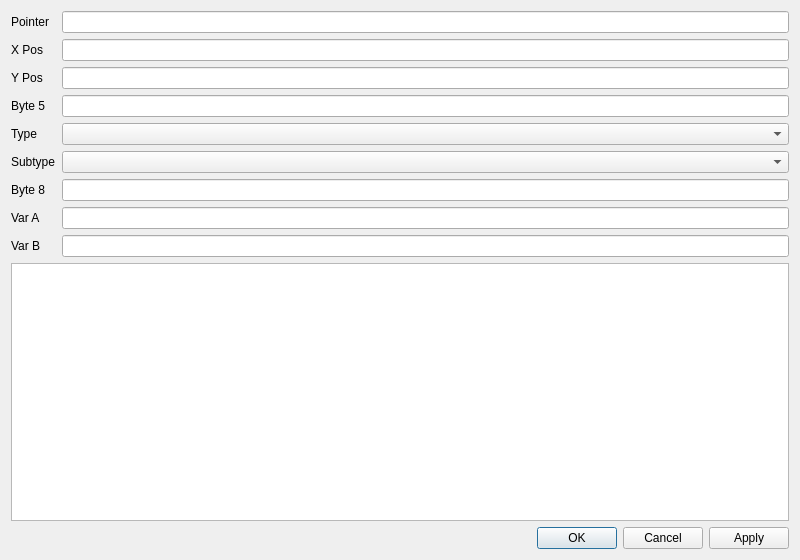
Old version of the form dsvedit/entity_editor.ui in the repository LagoLunatic/DSVEdit.
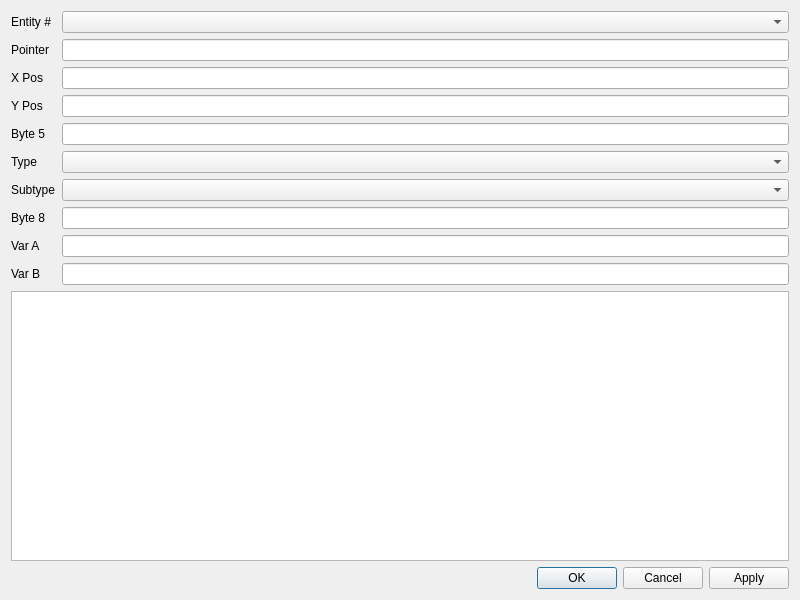
New version of the form.

Commit message: Entity editor: Allow selecting from list of enemies in the room

```diff
--- a/dsvedit/entity_editor.ui
+++ b/dsvedit/entity_editor.ui
@@ -7,7 +7,7 @@
     <x>0</x>
     <y>0</y>
     <width>800</width>
-    <height>560</height>
+    <height>600</height>
    </rect>
   </property>
   <property name="windowTitle">
@@ -19,96 +19,106 @@
      <property name="fieldGrowthPolicy">
       <enum>QFormLayout::AllNonFixedFieldsGrow</enum>
      </property>
-     <item row="3" column="0">
+     <item row="4" column="0">
       <widget class="QLabel" name="label">
        <property name="text">
         <string>Byte 5</string>
        </property>
       </widget>
      </item>
-     <item row="3" column="1">
+     <item row="4" column="1">
       <widget class="QLineEdit" name="byte_5"/>
      </item>
-     <item row="4" column="0">
+     <item row="5" column="0">
       <widget class="QLabel" name="label_2">
        <property name="text">
         <string>Type</string>
        </property>
       </widget>
      </item>
-     <item row="4" column="1">
+     <item row="5" column="1">
       <widget class="QComboBox" name="type"/>
      </item>
-     <item row="5" column="0">
+     <item row="6" column="0">
       <widget class="QLabel" name="label_3">
        <property name="text">
         <string>Subtype</string>
        </property>
       </widget>
      </item>
-     <item row="5" column="1">
+     <item row="6" column="1">
       <widget class="QComboBox" name="subtype"/>
      </item>
-     <item row="6" column="0">
+     <item row="7" column="0">
       <widget class="QLabel" name="label_4">
        <property name="text">
         <string>Byte 8</string>
        </property>
       </widget>
      </item>
-     <item row="6" column="1">
+     <item row="7" column="1">
       <widget class="QLineEdit" name="byte_8"/>
      </item>
-     <item row="7" column="0">
+     <item row="8" column="0">
       <widget class="QLabel" name="label_5">
        <property name="text">
         <string>Var A</string>
        </property>
       </widget>
      </item>
-     <item row="7" column="1">
+     <item row="8" column="1">
       <widget class="QLineEdit" name="var_a"/>
      </item>
-     <item row="8" column="0">
+     <item row="9" column="0">
       <widget class="QLabel" name="label_6">
        <property name="text">
         <string>Var B</string>
        </property>
       </widget>
      </item>
-     <item row="8" column="1">
+     <item row="9" column="1">
       <widget class="QLineEdit" name="var_b"/>
      </item>
-     <item row="1" column="0">
+     <item row="2" column="0">
       <widget class="QLabel" name="label_7">
        <property name="text">
         <string>X Pos</string>
        </property>
       </widget>
      </item>
-     <item row="2" column="0">
+     <item row="3" column="0">
       <widget class="QLabel" name="label_8">
        <property name="text">
         <string>Y Pos</string>
        </property>
       </widget>
      </item>
-     <item row="0" column="0">
+     <item row="1" column="0">
       <widget class="QLabel" name="label_9">
        <property name="text">
         <string>Pointer</string>
        </property>
       </widget>
      </item>
-     <item row="0" column="1">
-      <widget class="QLineEdit" name="pointer"/>
-     </item>
      <item row="1" column="1">
-      <widget class="QLineEdit" name="x_pos"/>
+      <widget class="QLineEdit" name="pointer"/>
      </item>
      <item row="2" column="1">
+      <widget class="QLineEdit" name="x_pos"/>
+     </item>
+     <item row="3" column="1">
       <widget class="QLineEdit" name="y_pos"/>
      </item>
+     <item row="0" column="1">
+      <widget class="QComboBox" name="entity_index"/>
+     </item>
+     <item row="0" column="0">
+      <widget class="QLabel" name="label_10">
+       <property name="text">
+        <string>Entity #</string>
+       </property>
+      </widget>
+     </item>
     </layout>
    </item>
    <item>
```
The commit also changes 2 other files.
